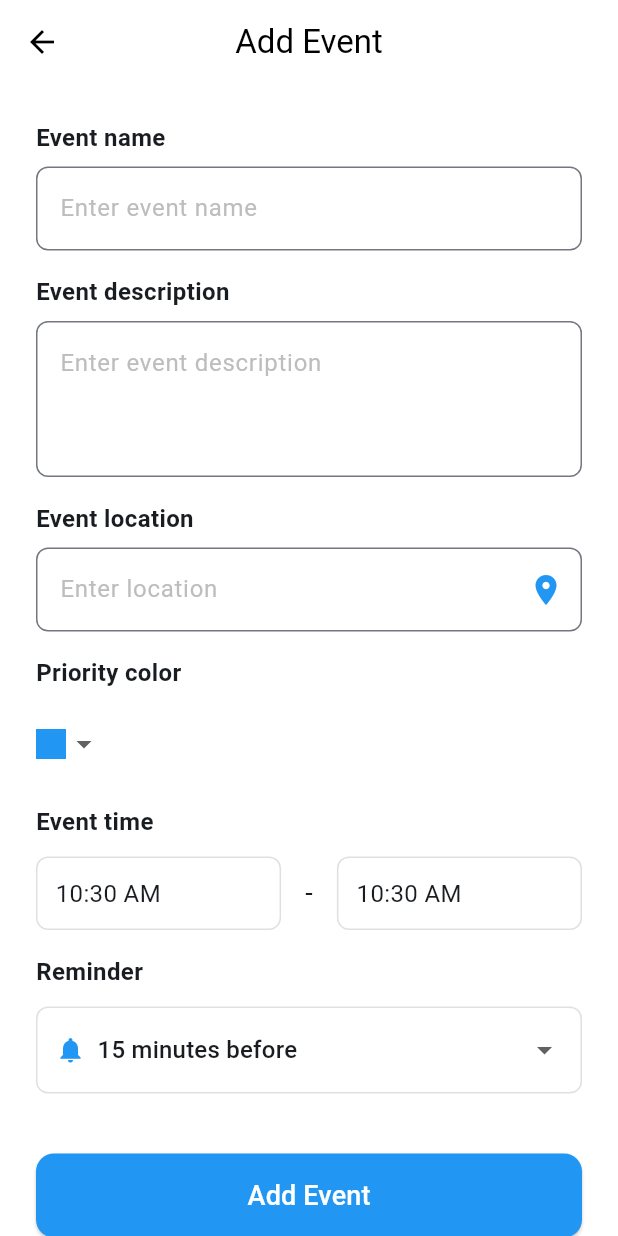
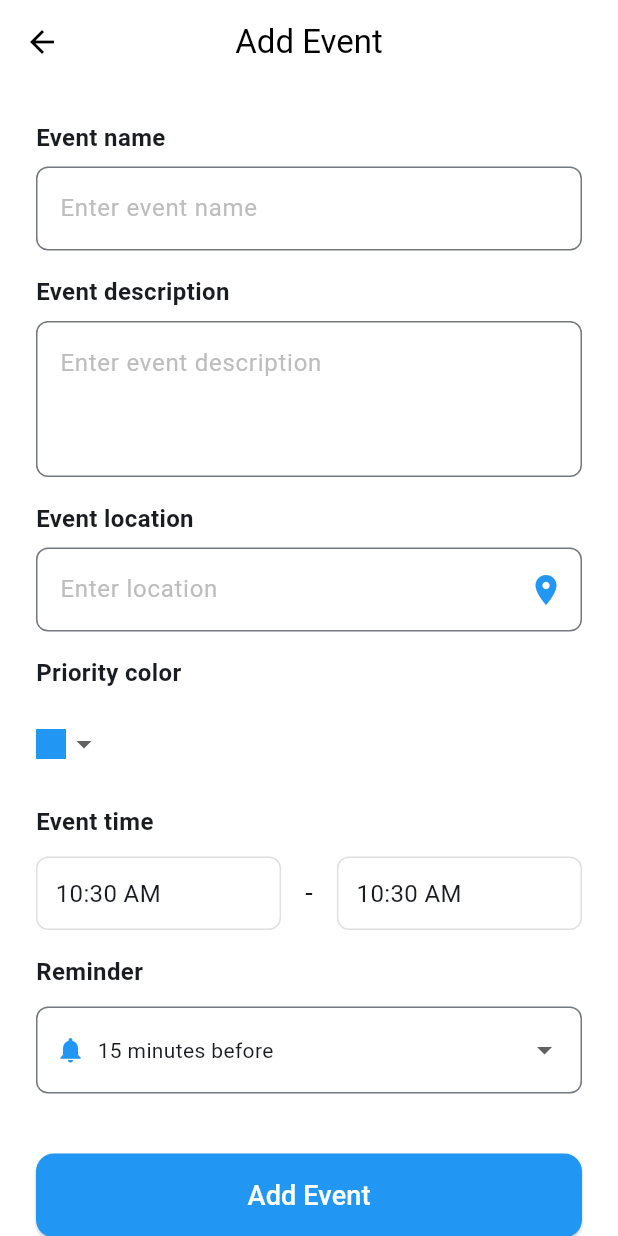
Before and after one commit to BekhruzMakhmudov/schedule_event, a Flutter app: the screen it shows after launch, after a tap on "+ Add Event", on a phone screen of 412 x 824 dp. Run offline on Flutter 3.47's test engine with Material 3 defaults, Android fonts, the light colour scheme and no system bars; our stand-ins replace equatable, flutter_bloc, flutter_local_notifications, geocoding, geolocator, get_it and 3 more; missing offline and left inert: flutter_app_badger; accounts and stored records are empty; statements that could not run were skipped.

Commit message:
Fixed color in calendar and dropdown background for dark theme

```diff
--- a/lib/core/theme/app_theme.dart
+++ b/lib/core/theme/app_theme.dart
@@ -33,12 +33,19 @@ class AppTheme {
   static ThemeData get dark {
     const primary = Colors.blue;
     final base = ThemeData.dark(useMaterial3: true);
+    final scheme = ColorScheme.fromSeed(
+      seedColor: primary,
+      brightness: Brightness.dark,
+    );
     return base.copyWith(
-      colorScheme: ColorScheme.fromSeed(
-        seedColor: primary,
-        brightness: Brightness.dark,
-      ),
+      colorScheme: scheme,
+      scaffoldBackgroundColor: scheme.surface,
       appBarTheme: base.appBarTheme.copyWith(
+        backgroundColor: scheme.surface,
+        foregroundColor: scheme.onSurface,
+        surfaceTintColor: Colors.transparent,
+        shadowColor: Colors.transparent,
+        scrolledUnderElevation: 0,
         centerTitle: true,
         elevation: 0,
       ),
--- a/lib/features/events/presentation/pages/event_details_page.dart
+++ b/lib/features/events/presentation/pages/event_details_page.dart
@@ -210,7 +210,7 @@ class _EventDetailsPageState extends State<EventDetailsPage> {
                           );
                         },
                         style: ElevatedButton.styleFrom(
-                          backgroundColor: Colors.red[50],
+                          backgroundColor: Colors.red.shade100,
                           shape: RoundedRectangleBorder(
                             borderRadius: BorderRadius.circular(12),
                           ),
@@ -230,6 +230,7 @@ class _EventDetailsPageState extends State<EventDetailsPage> {
                                   .bodyMedium
                                   ?.copyWith(
                                     fontWeight: FontWeight.bold,
+                                    color: Colors.black,
                                   ),
                             ),
                           ],
--- a/lib/features/events/presentation/pages/event_form_page.dart
+++ b/lib/features/events/presentation/pages/event_form_page.dart
@@ -107,8 +107,6 @@ class _EventFormPageState extends State<EventFormPage> {
     return Scaffold(
       resizeToAvoidBottomInset: true,
       appBar: AppBar(
-        backgroundColor: Colors.white,
-        elevation: 0,
         leading: IconButton(
           icon: const Icon(Icons.arrow_back),
           onPressed: () {
--- a/lib/features/events/presentation/widgets/calendar_widgets/calendar_appbar_title.dart
+++ b/lib/features/events/presentation/widgets/calendar_widgets/calendar_appbar_title.dart
@@ -60,7 +60,9 @@ class CalendarAppBarTitle extends StatelessWidget {
                     ],
                     isDense: true,
                     underline: Container(),
-                    dropdownColor: Colors.white,
+                    dropdownColor:
+                        Theme.of(context).colorScheme.surface,
+                    style: Theme.of(context).textTheme.bodyMedium,
                     onChanged: (value) {
                       if (value != null) {
                         onSelectedDateChanged(
--- a/lib/features/events/presentation/widgets/calendar_widgets/custom_calendar.dart
+++ b/lib/features/events/presentation/widgets/calendar_widgets/custom_calendar.dart
@@ -1,5 +1,6 @@
 import 'package:flutter/material.dart';
 import 'package:schedule_event/core/utils/color_mapper.dart';
+
 import '../../../domain/entities/event.dart';
 
 class CustomCalendar extends StatefulWidget {
@@ -113,7 +114,11 @@ class _CustomCalendarState extends State<CustomCalendar> {
                       day,
                       style: TextStyle(
                         fontWeight: FontWeight.w500,
-                        color: Colors.grey[600],
+                        color: Theme.of(context)
+                            .textTheme
+                            .bodySmall
+                            ?.color
+                            ?.withAlpha(70),
                         fontSize: 12,
                       ),
                     ))
@@ -160,9 +165,12 @@ class _CustomCalendarState extends State<CustomCalendar> {
                     padding: const EdgeInsets.all(8),
                     decoration: BoxDecoration(
                       color: isSelected
-                          ? Colors.blue
+                          ? Theme.of(context).colorScheme.primary
                           : (isToday)
-                              ? Colors.grey[300]
+                              ? Theme.of(context)
+                                  .colorScheme
+                                  .surfaceVariant
+                                  .withOpacity(0.6)
                               : null,
                       shape: BoxShape.circle,
                     ),
@@ -170,7 +178,9 @@ class _CustomCalendarState extends State<CustomCalendar> {
                     child: Text(
                       "${date.day}",
                       style: TextStyle(
-                        color: isSelected ? Colors.white : Colors.black,
+                        color: isSelected
+                            ? Theme.of(context).colorScheme.onPrimary
+                            : Theme.of(context).colorScheme.onSurface,
                         fontWeight:
                             isSelected ? FontWeight.bold : FontWeight.normal,
                       ),
--- a/lib/features/events/presentation/widgets/form_widgets/custom_dropdown.dart
+++ b/lib/features/events/presentation/widgets/form_widgets/custom_dropdown.dart
@@ -28,7 +28,8 @@ class CustomDropdown<T> extends StatelessWidget {
       isExpanded: isExpanded,
       alignment: Alignment.center,
       underline: Container(),
-      dropdownColor: Colors.white,
+      dropdownColor: Theme.of(context).colorScheme.surface,
+      style: Theme.of(context).textTheme.bodyMedium,
       items: items.map<DropdownMenuItem<T>>((T v) {
         return DropdownMenuItem<T>(
           value: v,
@@ -42,7 +43,7 @@ class CustomDropdown<T> extends StatelessWidget {
     return Container(
       padding: const EdgeInsets.symmetric(horizontal: 12, vertical: 4),
       decoration: BoxDecoration(
-        border: Border.all(color: Colors.grey[300]!),
+        border: Border.all(color: Theme.of(context).dividerColor),
         borderRadius: BorderRadius.circular(8),
       ),
       child: dropdown,
```
Also changed, not shown: 1 other file.
